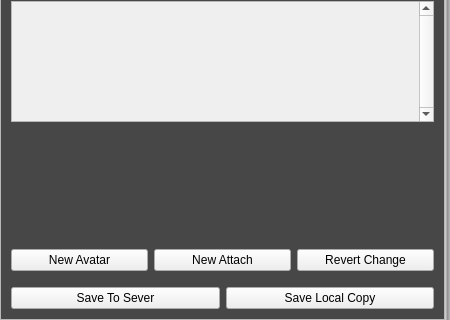
First picture: the form in bin/data/ui/avatareditor.ui, repository realXtend/tundra, before the edit; both pictures show x 0 to 450 and y 231 to 551 of the 450 by 551 pixel window.
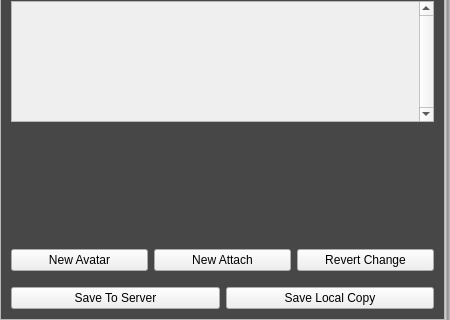
Second picture: the form after the edit.

Patch:
```diff
--- a/bin/data/ui/avatareditor.ui
+++ b/bin/data/ui/avatareditor.ui
@@ -276,7 +276,7 @@
          <item>
           <widget class="QPushButton" name="but_export">
            <property name="text">
-            <string>Save To Sever</string>
+            <string>Save To Server</string>
            </property>
           </widget>
          </item>
```
